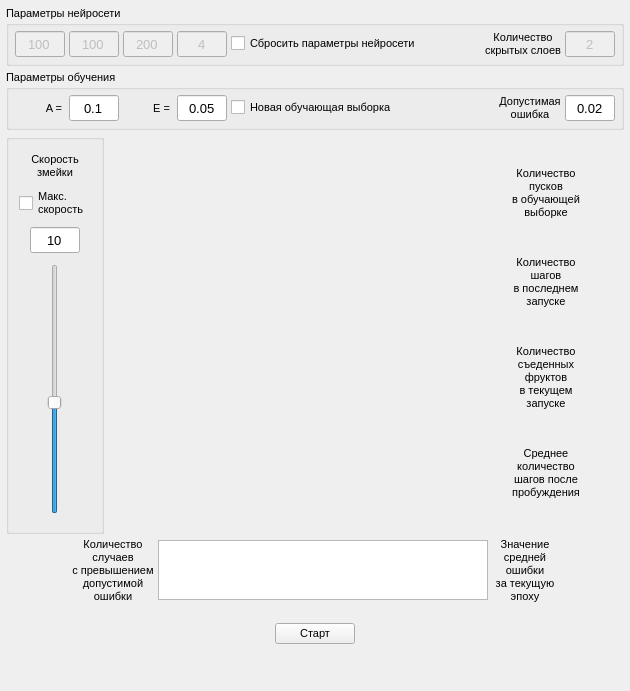
Max-Azarov/neuralNetSnake, file smartSnake/resources/MainWindow.ui: the form before one commit.
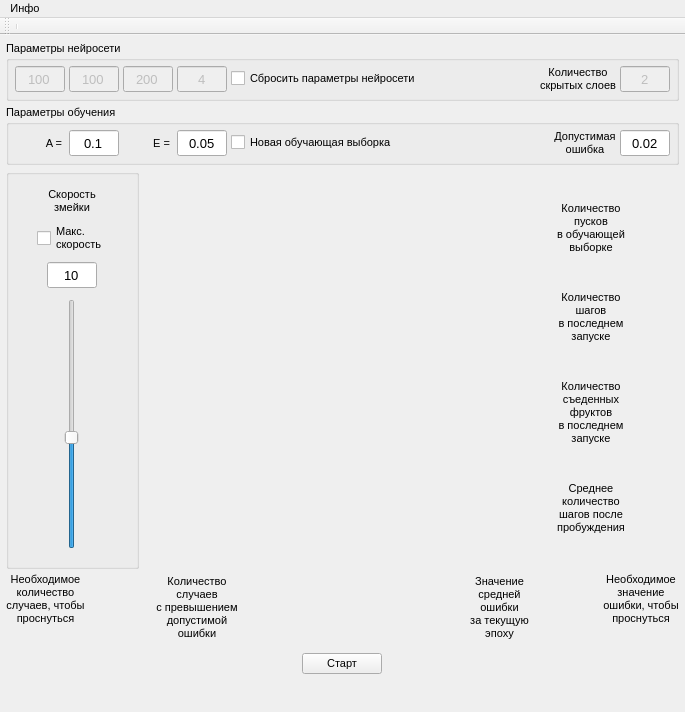
The form after the commit. Custom widgets are drawn as their Qt base class.

Patch:
```diff
--- a/smartSnake/resources/MainWindow.ui
+++ b/smartSnake/resources/MainWindow.ui
@@ -6,8 +6,8 @@
    <rect>
     <x>0</x>
     <y>0</y>
-    <width>630</width>
-    <height>691</height>
+    <width>685</width>
+    <height>712</height>
    </rect>
   </property>
   <property name="sizePolicy">
@@ -18,14 +18,14 @@
   </property>
   <property name="minimumSize">
    <size>
-    <width>630</width>
-    <height>691</height>
+    <width>685</width>
+    <height>712</height>
    </size>
   </property>
   <property name="maximumSize">
    <size>
-    <width>630</width>
-    <height>692</height>
+    <width>685</width>
+    <height>712</height>
    </size>
   </property>
   <property name="font">
@@ -57,7 +57,7 @@
      <height>1080</height>
     </size>
    </property>
-   <layout class="QVBoxLayout" name="verticalLayout_2">
+   <layout class="QVBoxLayout" name="verticalLayout_5">
     <item>
      <widget class="QGroupBox" name="gBoxNN">
       <property name="enabled">
@@ -984,7 +984,7 @@
              <string>Количество
 съеденных
 фруктов
-в текущем
+в последнем
 запуске</string>
             </property>
             <property name="alignment">
@@ -1081,7 +1081,34 @@
      </layout>
     </item>
     <item>
-     <layout class="QHBoxLayout" name="horizontalLayout_10" stretch="1,1,5,1,1">
+     <layout class="QHBoxLayout" name="horizontalLayout_10" stretch="0,2,2,1,2,1,2,2,2,0">
+      <item>
+       <layout class="QVBoxLayout" name="verticalLayout_2">
+        <item>
+         <widget class="QLabel" name="lblCountRunTitle">
+          <property name="text">
+           <string>Необходимое
+количество
+случаев, чтобы
+проснуться</string>
+          </property>
+          <property name="alignment">
+           <set>Qt::AlignCenter</set>
+          </property>
+         </widget>
+        </item>
+        <item>
+         <widget class="QLabel" name="lblCountRun">
+          <property name="text">
+           <string/>
+          </property>
+          <property name="alignment">
+           <set>Qt::AlignCenter</set>
+          </property>
+         </widget>
+        </item>
+       </layout>
+      </item>
       <item>
        <spacer name="horizontalSpacer_9">
         <property name="orientation">
@@ -1119,15 +1146,72 @@
        </widget>
       </item>
       <item>
-       <widget class="QTextEdit" name="teErrors">
+       <spacer name="horizontalSpacer_2">
+        <property name="orientation">
+         <enum>Qt::Horizontal</enum>
+        </property>
+        <property name="sizeHint" stdset="0">
+         <size>
+          <width>40</width>
+          <height>20</height>
+         </size>
+        </property>
+       </spacer>
+      </item>
+      <item>
+       <widget class="QLabel" name="lblCountOfErrorHigher">
+        <property name="minimumSize">
+         <size>
+          <width>75</width>
+          <height>65</height>
+         </size>
+        </property>
         <property name="maximumSize">
          <size>
-          <width>16777215</width>
-          <height>60</height>
+          <width>75</width>
+          <height>65</height>
          </size>
         </property>
-        <property name="readOnly">
-         <bool>true</bool>
+        <property name="text">
+         <string/>
+        </property>
+        <property name="alignment">
+         <set>Qt::AlignLeading|Qt::AlignLeft|Qt::AlignTop</set>
+        </property>
+       </widget>
+      </item>
+      <item>
+       <spacer name="horizontalSpacer">
+        <property name="orientation">
+         <enum>Qt::Horizontal</enum>
+        </property>
+        <property name="sizeHint" stdset="0">
+         <size>
+          <width>40</width>
+          <height>20</height>
+         </size>
+        </property>
+       </spacer>
+      </item>
+      <item>
+       <widget class="QLabel" name="lblError">
+        <property name="minimumSize">
+         <size>
+          <width>75</width>
+          <height>65</height>
+         </size>
+        </property>
+        <property name="maximumSize">
+         <size>
+          <width>75</width>
+          <height>65</height>
+         </size>
+        </property>
+        <property name="text">
+         <string/>
+        </property>
+        <property name="alignment">
+         <set>Qt::AlignLeading|Qt::AlignLeft|Qt::AlignTop</set>
         </property>
        </widget>
       </item>
@@ -1167,6 +1251,33 @@
         </property>
        </spacer>
       </item>
+      <item>
+       <layout class="QVBoxLayout" name="verticalLayout_4">
+        <item>
+         <widget class="QLabel" name="lblErrorRunTitle">
+          <property name="text">
+           <string>Необходимое
+значение
+ошибки, чтобы
+проснуться</string>
+          </property>
+          <property name="alignment">
+           <set>Qt::AlignCenter</set>
+          </property>
+         </widget>
+        </item>
+        <item>
+         <widget class="QLabel" name="lblErrorRun">
+          <property name="text">
+           <string/>
+          </property>
+          <property name="alignment">
+           <set>Qt::AlignCenter</set>
+          </property>
+         </widget>
+        </item>
+       </layout>
+      </item>
      </layout>
     </item>
     <item alignment="Qt::AlignHCenter|Qt::AlignBottom">
@@ -1195,7 +1306,7 @@
      </widget>
     </item>
     <item>
-     <widget class="QLabel" name="lblStatusBar">
+     <widget class="QLabel" name="lblStatus">
       <property name="text">
        <string/>
       </property>
@@ -1205,17 +1316,41 @@
   </widget>
   <widget class="QMenuBar" name="menubar">
    <property name="enabled">
-    <bool>false</bool>
+    <bool>true</bool>
    </property>
    <property name="geometry">
     <rect>
      <x>0</x>
      <y>0</y>
-     <width>630</width>
+     <width>685</width>
      <height>21</height>
     </rect>
    </property>
+   <widget class="QMenu" name="menu">
+    <property name="title">
+     <string>Инфо</string>
+    </property>
+    <addaction name="action"/>
+   </widget>
+   <addaction name="menu"/>
   </widget>
+  <widget class="QToolBar" name="toolBar">
+   <property name="windowTitle">
+    <string>toolBar</string>
+   </property>
+   <attribute name="toolBarArea">
+    <enum>TopToolBarArea</enum>
+   </attribute>
+   <attribute name="toolBarBreak">
+    <bool>false</bool>
+   </attribute>
+   <addaction name="separator"/>
+  </widget>
+  <action name="action">
+   <property name="text">
+    <string>Информация о приложении</string>
+   </property>
+  </action>
  </widget>
  <layoutdefault spacing="4" margin="6"/>
  <customwidgets>
```
Left out of the diff: 1 changed line with no effect on the pictures.
